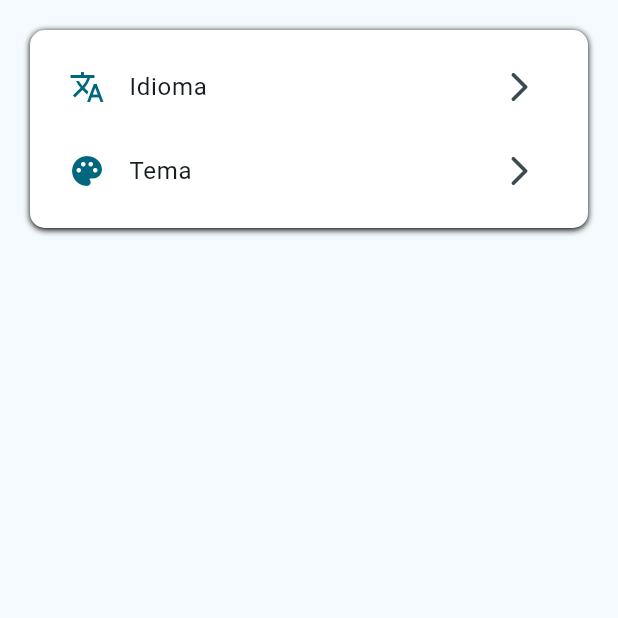
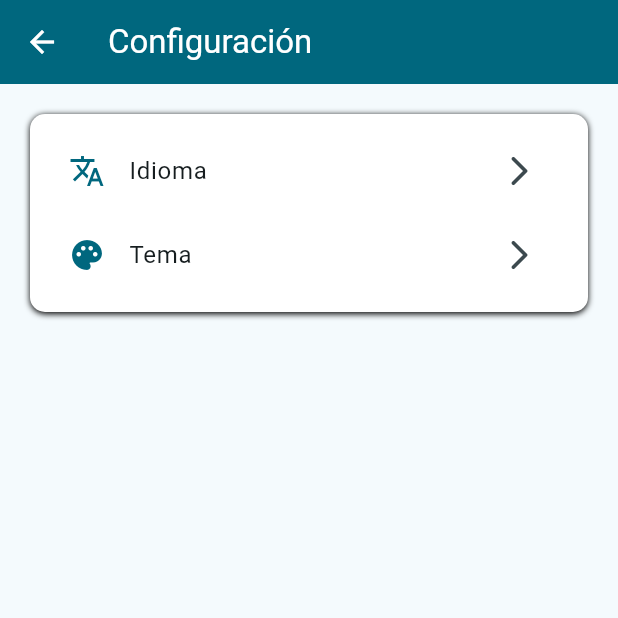
Before and after one commit to wisusdev/boilerplate_frontend_mobile_flutter, a Flutter app: the SettingIndex screen opened directly, on a phone screen of 412 x 824 dp, the top half of it. Run offline on Flutter 3.47's test engine with Material 3 defaults, Android fonts, the phone set to English and light mode, and no system bars; our stand-ins replace flutter_dotenv, image_picker, shared_preferences; accounts and stored records are empty; project files that could hold a hidden picture were left out.

Commit message:
fix: Añadir detección de ResponsiveAppLayout en el método build para mejorar la disposición de la configuración

```diff
--- a/lib/resources/views/settings/setting_index.dart
+++ b/lib/resources/views/settings/setting_index.dart
@@ -12,6 +12,42 @@ class SettingIndex extends StatefulWidget {
 class _SettingIndexState extends State<SettingIndex> {
   @override
   Widget build(BuildContext context) {
+    // Detectar si estamos dentro del ResponsiveAppLayout
+    final bool isInsideResponsiveLayout = _isInsideResponsiveLayout(context);
+
+    if (isInsideResponsiveLayout) {
+      // Si estamos dentro del layout, solo devolver el contenido
+      return Column(
+        children: [
+          _buildSettingsContent(),
+        ],
+      );
+    } else {
+      // Si no estamos dentro del layout, devolver el Scaffold completo
+      return Scaffold(
+        appBar: AppBar(
+          title: Text(capitalizeText(Location.of(context)!.trans('settings'))),
+          backgroundColor: Theme.of(context).colorScheme.primary,
+          foregroundColor: Theme.of(context).colorScheme.onPrimary,
+        ),
+        body: _buildSettingsContent(),
+      );
+    }
+  }
+
+  // Método para detectar si estamos dentro de ResponsiveAppLayout
+  bool _isInsideResponsiveLayout(BuildContext context) {
+    try {
+      // Buscar si hay un Scaffold padre (del ResponsiveAppLayout)
+      final scaffold = Scaffold.maybeOf(context);
+      return scaffold != null && scaffold.hasAppBar;
+    } catch (e) {
+      return false;
+    }
+  }
+
+  // Contenido de configuraciones (sin Scaffold)
+  Widget _buildSettingsContent() {
     return SingleChildScrollView(
       child: Column(children: [
         Container(
```
